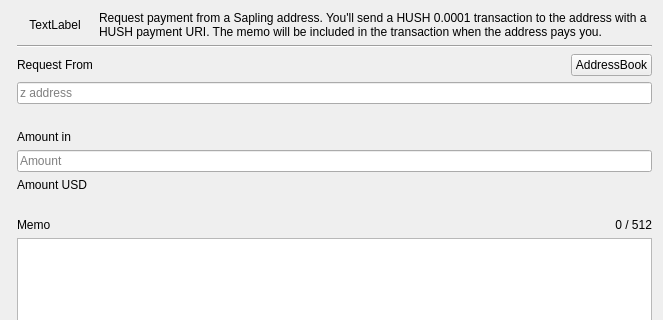
First picture: the form in src/requestdialog.ui, repository ZcashFoundation/zecwallet, before the edit; both pictures show x 0 to 663 and y 0 to 320 of the 663 by 529 pixel window.
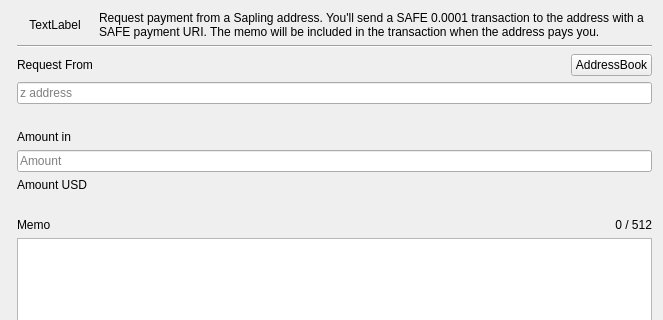
Second picture: the form after the edit. Custom widgets are drawn as their Qt base class.

Commit message: hush to safe

The edit to the form file:
```diff
--- a/src/requestdialog.ui
+++ b/src/requestdialog.ui
@@ -216,7 +216,7 @@
    <item row="0" column="2" colspan="2">
     <widget class="QLabel" name="lblHeader">
      <property name="text">
-      <string>Request payment from a Sapling address. You'll send a HUSH 0.0001 transaction to the address with a HUSH payment URI. The memo will be included in the transaction when the address pays you.</string>
+      <string>Request payment from a Sapling address. You'll send a SAFE 0.0001 transaction to the address with a SAFE payment URI. The memo will be included in the transaction when the address pays you.</string>
      </property>
      <property name="wordWrap">
       <bool>true</bool>
```
The commit also changes 9 other files.
